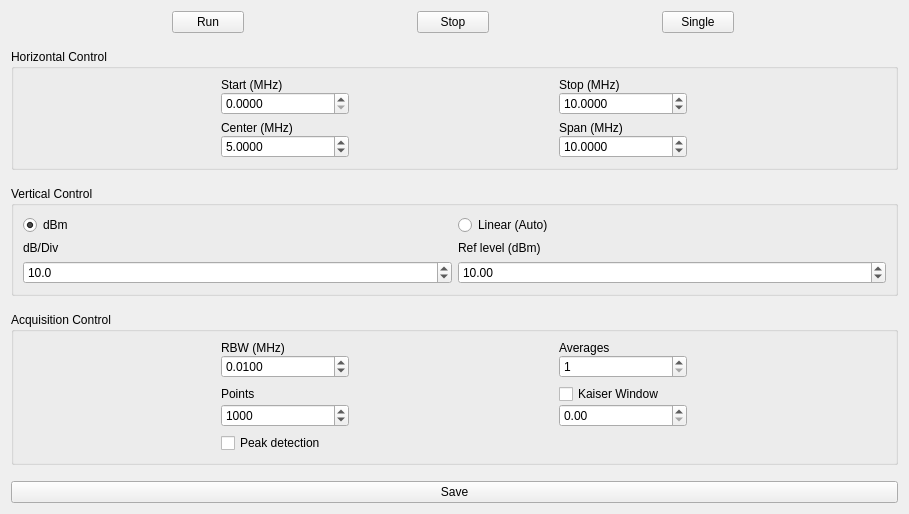
Old version of the form instruments/esa.ui in the repository pfjarschel/virtual-telecom-lab.
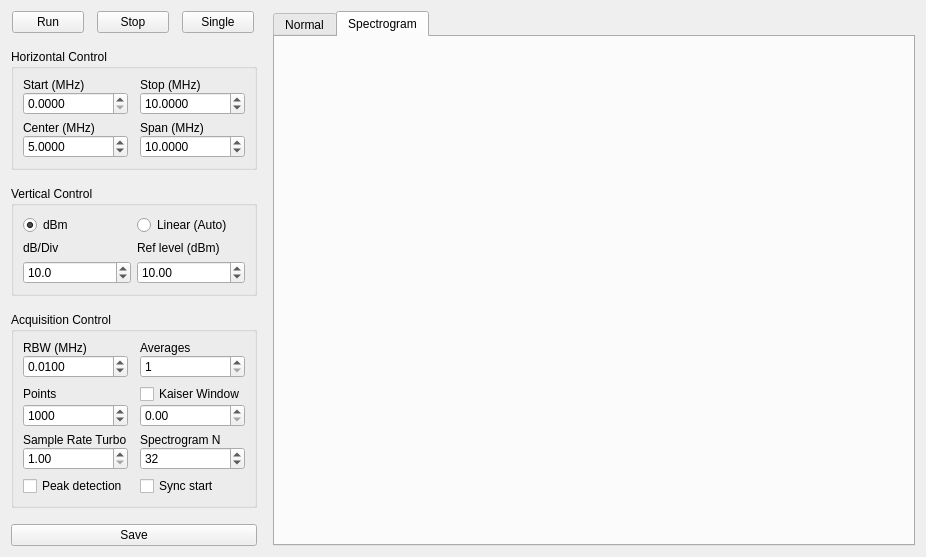
New version of the form. The open tabs and pages were chosen to show the change.

Commit message: Add spectrogram, and ESA fixes

The edit to the form file:
```diff
--- a/instruments/esa.ui
+++ b/instruments/esa.ui
@@ -6,8 +6,8 @@
    <rect>
     <x>0</x>
     <y>0</y>
-    <width>909</width>
-    <height>494</height>
+    <width>926</width>
+    <height>511</height>
    </rect>
   </property>
   <property name="windowTitle">
@@ -421,21 +421,35 @@
           <property name="verticalSpacing">
            <number>6</number>
           </property>
-          <item row="3" column="0">
-           <widget class="QCheckBox" name="peakCheck">
-            <property name="maximumSize">
-             <size>
-              <width>128</width>
-              <height>16777215</height>
-             </size>
+          <item row="3" column="2">
+           <layout class="QVBoxLayout" name="verticalLayout_3">
+            <property name="spacing">
+             <number>0</number>
             </property>
-            <property name="layoutDirection">
-             <enum>Qt::LeftToRight</enum>
-            </property>
-            <property name="text">
-             <string>Peak detection</string>
-            </property>
-           </widget>
+            <item>
+             <widget class="QLabel" name="label_6">
+              <property name="text">
+               <string>Spectrogram N</string>
+              </property>
+             </widget>
+            </item>
+            <item>
+             <widget class="QSpinBox" name="sgNSpin">
+              <property name="keyboardTracking">
+               <bool>false</bool>
+              </property>
+              <property name="minimum">
+               <number>1</number>
+              </property>
+              <property name="maximum">
+               <number>1024</number>
+              </property>
+              <property name="value">
+               <number>32</number>
+              </property>
+             </widget>
+            </item>
+           </layout>
           </item>
           <item row="1" column="2">
            <layout class="QVBoxLayout" name="verticalLayout">
@@ -453,7 +467,11 @@
              </widget>
             </item>
             <item>
-             <widget class="QDoubleSpinBox" name="windowSpin"/>
+             <widget class="QDoubleSpinBox" name="windowSpin">
+              <property name="keyboardTracking">
+               <bool>false</bool>
+              </property>
+             </widget>
             </item>
            </layout>
           </item>
@@ -499,8 +517,83 @@
             </item>
            </layout>
           </item>
+          <item row="3" column="0">
+           <layout class="QVBoxLayout" name="verticalLayout_5">
+            <property name="spacing">
+             <number>0</number>
+            </property>
+            <item>
+             <widget class="QLabel" name="label_9">
+              <property name="text">
+               <string>Sample Rate Turbo</string>
+              </property>
+             </widget>
+            </item>
+            <item>
+             <widget class="QDoubleSpinBox" name="srturboSpin">
+              <property name="keyboardTracking">
+               <bool>false</bool>
+              </property>
+              <property name="minimum">
+               <double>1.000000000000000</double>
+              </property>
+              <property name="maximum">
+               <double>100.000000000000000</double>
+              </property>
+             </widget>
+            </item>
+           </layout>
+          </item>
+          <item row="0" column="2">
+           <layout class="QVBoxLayout" name="verticalLayout_6">
+            <property name="spacing">
+             <number>0</number>
+            </property>
+            <property name="sizeConstraint">
+             <enum>QLayout::SetDefaultConstraint</enum>
+            </property>
+            <property name="topMargin">
+             <number>0</number>
+            </property>
+            <item>
+             <widget class="QLabel" name="label_16">
+              <property name="maximumSize">
+               <size>
+                <width>128</width>
+                <height>16777215</height>
+               </size>
+              </property>
+              <property name="text">
+               <string>Averages</string>
+              </property>
+             </widget>
+            </item>
+            <item>
+             <widget class="QSpinBox" name="avgSpin">
+              <property name="maximumSize">
+               <size>
+                <width>128</width>
+                <height>16777215</height>
+               </size>
+              </property>
+              <property name="keyboardTracking">
+               <bool>false</bool>
+              </property>
+              <property name="minimum">
+               <number>1</number>
+              </property>
+              <property name="maximum">
+               <number>1024</number>
+              </property>
+             </widget>
+            </item>
+           </layout>
+          </item>
           <item row="0" column="0">
            <layout class="QVBoxLayout" name="verticalLayout_4">
+            <property name="spacing">
+             <number>0</number>
+            </property>
             <item>
              <widget class="QLabel" name="label_5">
               <property name="maximumSize">
@@ -541,47 +634,28 @@
             </item>
            </layout>
           </item>
-          <item row="0" column="2">
-           <layout class="QVBoxLayout" name="verticalLayout_6">
-            <property name="sizeConstraint">
-             <enum>QLayout::SetDefaultConstraint</enum>
+          <item row="4" column="0">
+           <widget class="QCheckBox" name="peakCheck">
+            <property name="maximumSize">
+             <size>
+              <width>128</width>
+              <height>16777215</height>
+             </size>
             </property>
-            <property name="topMargin">
-             <number>0</number>
+            <property name="layoutDirection">
+             <enum>Qt::LeftToRight</enum>
             </property>
-            <item>
-             <widget class="QLabel" name="label_16">
-              <property name="maximumSize">
-               <size>
-                <width>128</width>
-                <height>16777215</height>
-               </size>
-              </property>
-              <property name="text">
-               <string>Averages</string>
-              </property>
-             </widget>
-            </item>
-            <item>
-             <widget class="QSpinBox" name="avgSpin">
-              <property name="maximumSize">
-               <size>
-                <width>128</width>
-                <height>16777215</height>
-               </size>
-              </property>
-              <property name="keyboardTracking">
-               <bool>false</bool>
-              </property>
-              <property name="minimum">
-               <number>1</number>
-              </property>
-              <property name="maximum">
-               <number>1024</number>
-              </property>
-             </widget>
-            </item>
-           </layout>
+            <property name="text">
+             <string>Peak detection</string>
+            </property>
+           </widget>
+          </item>
+          <item row="4" column="2">
+           <widget class="QCheckBox" name="syncCheck">
+            <property name="text">
+             <string>Sync start</string>
+            </property>
+           </widget>
           </item>
          </layout>
         </widget>
@@ -615,11 +689,48 @@
       </layout>
      </item>
      <item>
-      <layout class="QGridLayout" name="graphHolder">
-       <property name="sizeConstraint">
-        <enum>QLayout::SetMaximumSize</enum>
+      <widget class="QTabWidget" name="tabWidget">
+       <property name="currentIndex">
+        <number>0</number>
        </property>
-      </layout>
+       <property name="iconSize">
+        <size>
+         <width>16</width>
+         <height>16</height>
+        </size>
+       </property>
+       <property name="elideMode">
+        <enum>Qt::ElideNone</enum>
+       </property>
+       <widget class="QWidget" name="normal">
+        <attribute name="title">
+         <string>Normal</string>
+        </attribute>
+        <layout class="QGridLayout" name="gridLayout_5">
+         <item row="0" column="0">
+          <layout class="QGridLayout" name="graphHolder">
+           <property name="sizeConstraint">
+            <enum>QLayout::SetMaximumSize</enum>
+           </property>
+          </layout>
+         </item>
+        </layout>
+       </widget>
+       <widget class="QWidget" name="spectrogram">
+        <attribute name="title">
+         <string>Spectrogram</string>
+        </attribute>
+        <layout class="QGridLayout" name="gridLayout_6">
+         <item row="0" column="0">
+          <layout class="QGridLayout" name="sggraphHolder">
+           <property name="sizeConstraint">
+            <enum>QLayout::SetMaximumSize</enum>
+           </property>
+          </layout>
+         </item>
+        </layout>
+       </widget>
+      </widget>
      </item>
     </layout>
    </item>
```
The commit also changes 11 other files.
